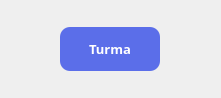
This is App/view/ui/classCard.ui in Caiquef80/Gerenciamento-Escolar as Qt 5 draws it before an edit. The edited form follows.
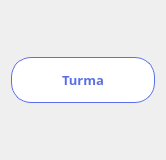
This is the edited form.

Commit message:
classCard atualizada (#82)
* feat: registerStudentUI concluída

* feat: correção placeholder

* feat: adicionando card turma

* feat: conectando turma com o banco

* teste loadFile

* teste compilar

* feat: setChecked turmas

precisa finalizar

* feat: classCard atualizada

* correção registerClass

Diff of the .ui file:
```diff
--- a/App/view/ui/classCard.ui
+++ b/App/view/ui/classCard.ui
@@ -6,8 +6,8 @@
    <rect>
     <x>0</x>
     <y>0</y>
-    <width>221</width>
-    <height>98</height>
+    <width>166</width>
+    <height>160</height>
    </rect>
   </property>
   <property name="windowTitle">
@@ -15,19 +15,30 @@
   </property>
   <property name="styleSheet">
    <string notr="true">QPushButton {
+    background-color: #FFFFFF;
+    color: #5B6EE9;
+	border: 1px solid #5B6EE9;
+    border-radius: 20px;
+    padding: 13px 20px;
+    font-size: 13px;
+    font-weight: 750;
+    font-family: 'Segoe UI', 'SF Pro Text', sans-serif;
+
+}
+
+QPushButton:checked {
     background-color: #5B6EE9;
     color: #FFFFFF;
     border: none;
-    border-radius: 10px;
+    border-radius: 20px;
     padding: 13px 20px;
     font-size: 13px;
     font-weight: 750;
     font-family: 'Segoe UI', 'SF Pro Text', sans-serif;
-
 }</string>
   </property>
   <layout class="QVBoxLayout" name="verticalLayout">
-   <item alignment="Qt::AlignHCenter|Qt::AlignVCenter">
+   <item>
     <widget class="QPushButton" name="turma">
      <property name="minimumSize">
       <size>
@@ -55,6 +66,12 @@
      <property name="text">
       <string>Turma</string>
      </property>
+     <property name="checkable">
+      <bool>true</bool>
+     </property>
+     <property name="checked">
+      <bool>false</bool>
+     </property>
     </widget>
    </item>
   </layout>
```
The commit also changes 3 other files.
